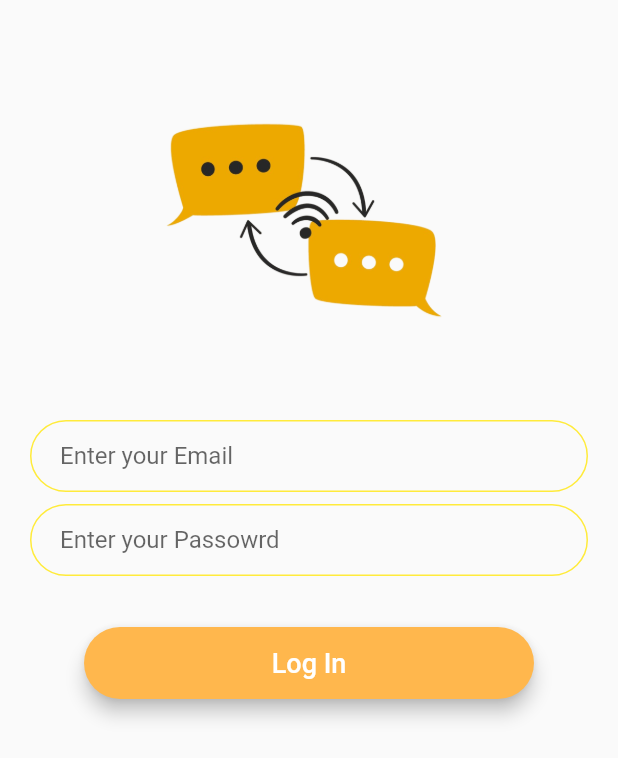
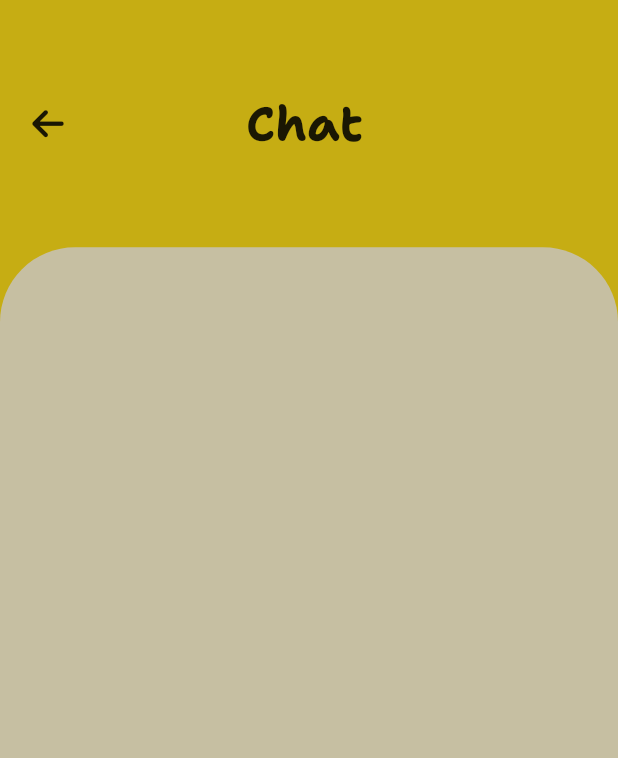
Before and after one commit to 1amSumit/chatx-flutter, a Flutter app: the LogIn screen opened directly, after a tap on "Log In", on a phone screen of 412 x 824 dp. Shown: the top 758 px of the screen. Run offline on Flutter 3.47's test engine with Material 2 defaults, Android fonts, the phone set to English and light mode, and no system bars; our stand-ins replace font_awesome_flutter.

Commit message:
chat screen layout implentaion started

```diff
--- /dev/null
+++ b/lib/screens/ChatScreen.dart
@@ -0,0 +1,65 @@
+import 'package:flutter/material.dart';
+import 'package:font_awesome_flutter/font_awesome_flutter.dart';
+
+class ChatScreen extends StatefulWidget {
+  const ChatScreen({super.key});
+
+  @override
+  State<ChatScreen> createState() => _ChatScreenState();
+}
+
+class _ChatScreenState extends State<ChatScreen> {
+  @override
+  Widget build(BuildContext context) {
+    return Scaffold(
+      backgroundColor: Color(0xFFC6AD13),
+      body: Column(
+        crossAxisAlignment: CrossAxisAlignment.stretch,
+        children: [
+          Expanded(
+            child: Container(
+              color: Color(0xFFC6AD13),
+              child: Row(
+                children: [
+                  Padding(
+                    padding: EdgeInsets.all(10.0),
+                  ),
+                  Icon(FontAwesomeIcons.arrowLeft),
+                  SizedBox(
+                    width: 120.0,
+                  ),
+                  Text(
+                    "Chat",
+                    style: TextStyle(
+                      fontSize: 32.0,
+                      fontWeight: FontWeight.bold,
+                      fontFamily: 'Source Sans 3',
+                    ),
+                  ),
+                ],
+              ),
+            ),
+          ),
+          Expanded(
+            flex: 4,
+            child: Container(
+              decoration: BoxDecoration(
+                color: Color(0xFFC6BFA2),
+                borderRadius: BorderRadius.only(
+                    topLeft: Radius.circular(50.0),
+                    topRight: Radius.circular(50.0)),
+              ),
+              child: Column(
+                children: [],
+              ),
+            ),
+          )
+        ],
+      ),
+    );
+  }
+}
+
+// colors : #C6AD13
+// colors : #C6BFA2
+// colors : #B2AE94
--- a/lib/screens/login.dart
+++ b/lib/screens/login.dart
@@ -1,3 +1,4 @@
+import 'package:chatx/screens/ChatScreen.dart';
 import 'package:flutter/material.dart';
 
 class LogIn extends StatefulWidget {
@@ -87,7 +88,16 @@ class _LogInState extends State<LogIn> {
               borderRadius: BorderRadius.all(Radius.circular(30.0)),
               elevation: 5.0,
               child: MaterialButton(
-                onPressed: () {},
+                onPressed: () {
+                  Navigator.push(
+                    context,
+                    MaterialPageRoute(
+                      builder: (context) {
+                        return ChatScreen();
+                      },
+                    ),
+                  );
+                },
                 minWidth: 300.0,
                 height: 42.0,
                 child: Text(
--- a/lib/screens/signup.dart
+++ b/lib/screens/signup.dart
@@ -1,3 +1,4 @@
+import 'package:chatx/screens/ChatScreen.dart';
 import 'package:flutter/material.dart';
 
 class SignUp extends StatefulWidget {
@@ -87,7 +88,16 @@ class _SignUpState extends State<SignUp> {
               borderRadius: BorderRadius.all(Radius.circular(30.0)),
               elevation: 5.0,
               child: MaterialButton(
-                onPressed: () {},
+                onPressed: () {
+                  Navigator.push(
+                    context,
+                    MaterialPageRoute(
+                      builder: (context) {
+                        return ChatScreen();
+                      },
+                    ),
+                  );
+                },
                 minWidth: 300.0,
                 height: 42.0,
                 child: Text(
```
Also changed, not shown: pubspec.yaml (+5 -25 lines), fonts/Ss-normal.ttf (added), pubspec.lock, 18 other files.
